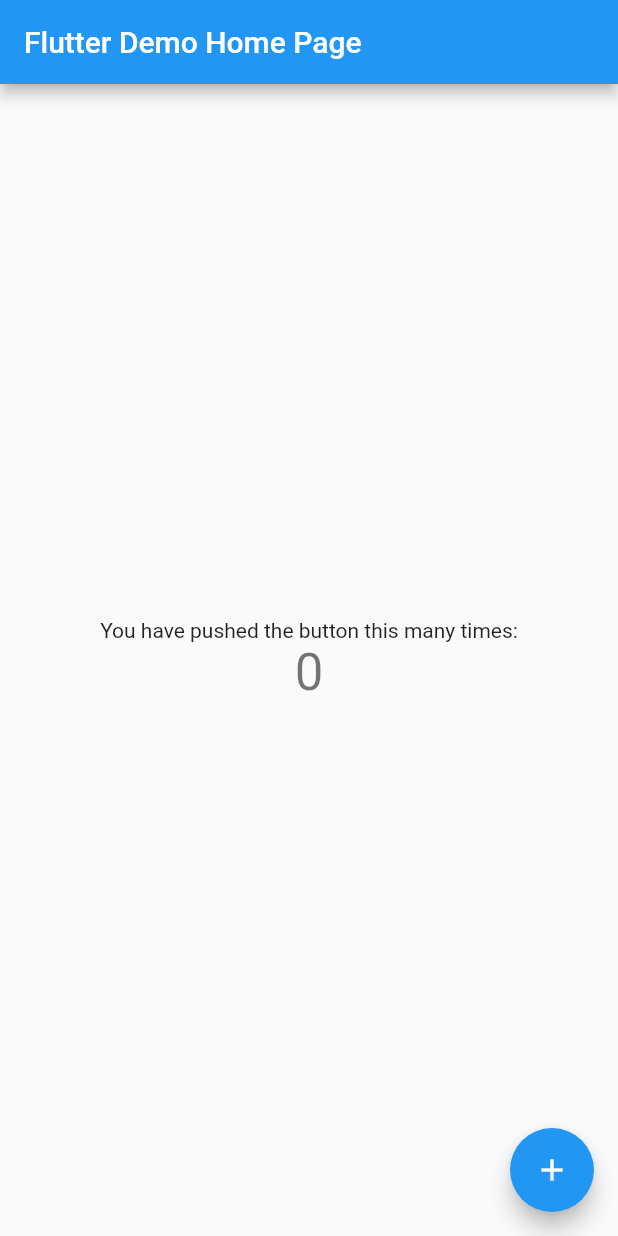
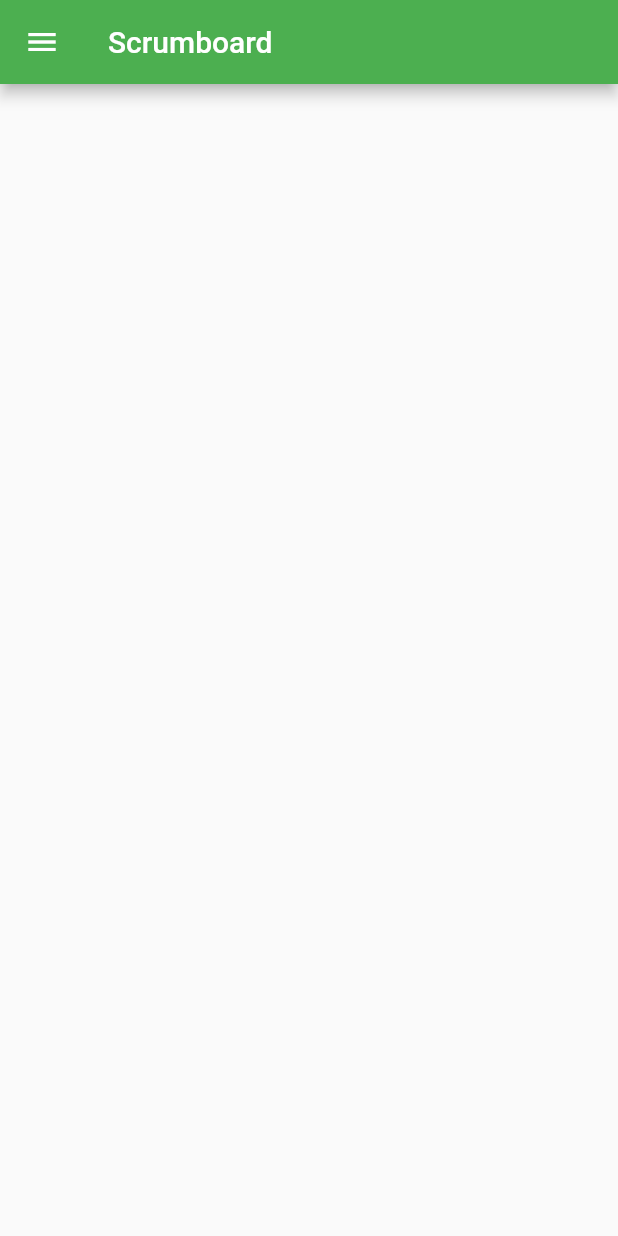
Before and after one commit to T1NK0/texas_holdem_app, a Flutter app: the screen it shows after launch, on a phone screen of 412 x 824 dp. Run offline on Flutter 3.47's test engine with Material 2 defaults, Android fonts, the phone set to English and light mode, and no system bars.

Commit message:
Setup of project.

```diff
--- a/lib/main.dart
+++ b/lib/main.dart
@@ -1,115 +1,47 @@
 import 'package:flutter/material.dart';
+import 'package:texas_holdem_app/pages/gamehub.dart';
+import 'widgets/drawer.dart';
 
-void main() {
-  runApp(const MyApp());
+Future<void> main() async {
+  runApp(const GameApp());
 }
 
-class MyApp extends StatelessWidget {
-  const MyApp({super.key});
+class GameApp extends StatelessWidget {
+  const GameApp({super.key});
 
   // This widget is the root of your application.
   @override
   Widget build(BuildContext context) {
     return MaterialApp(
-      title: 'Flutter Demo',
+      title: 'Poker App',
+      debugShowCheckedModeBanner: false,
       theme: ThemeData(
-        // This is the theme of your application.
-        //
-        // Try running your application with "flutter run". You'll see the
-        // application has a blue toolbar. Then, without quitting the app, try
-        // changing the primarySwatch below to Colors.green and then invoke
-        // "hot reload" (press "r" in the console where you ran "flutter run",
-        // or simply save your changes to "hot reload" in a Flutter IDE).
-        // Notice that the counter didn't reset back to zero; the application
-        // is not restarted.
-        primarySwatch: Colors.blue,
-      ),
-      home: const MyHomePage(title: 'Flutter Demo Home Page'),
+          // scaffoldBackgroundColor: Colors.grey[900],
+          primarySwatch: Colors.green),
+      home: const PokerAppMainScreen(),
     );
   }
 }
 
-class MyHomePage extends StatefulWidget {
-  const MyHomePage({super.key, required this.title});
-
-  // This widget is the home page of your application. It is stateful, meaning
-  // that it has a State object (defined below) that contains fields that affect
-  // how it looks.
-
-  // This class is the configuration for the state. It holds the values (in this
-  // case the title) provided by the parent (in this case the App widget) and
-  // used by the build method of the State. Fields in a Widget subclass are
-  // always marked "final".
-
-  final String title;
+/// The main screen.
+class PokerAppMainScreen extends StatefulWidget {
+  const PokerAppMainScreen({super.key});
 
   @override
-  State<MyHomePage> createState() => _MyHomePageState();
+  State<PokerAppMainScreen> createState() => _PokerAppMainScreenState();
 }
 
-class _MyHomePageState extends State<MyHomePage> {
-  int _counter = 0;
-
-  void _incrementCounter() {
-    setState(() {
-      // This call to setState tells the Flutter framework that something has
-      // changed in this State, which causes it to rerun the build method below
-      // so that the display can reflect the updated values. If we changed
-      // _counter without calling setState(), then the build method would not be
-      // called again, and so nothing would appear to happen.
-      _counter++;
-    });
-  }
-
+class _PokerAppMainScreenState extends State<PokerAppMainScreen> {
   @override
-  Widget build(BuildContext context) {
-    // This method is rerun every time setState is called, for instance as done
-    // by the _incrementCounter method above.
-    //
-    // The Flutter framework has been optimized to make rerunning build methods
-    // fast, so that you can just rebuild anything that needs updating rather
-    // than having to individually change instances of widgets.
-    return Scaffold(
-      appBar: AppBar(
-        // Here we take the value from the MyHomePage object that was created by
-        // the App.build method, and use it to set our appbar title.
-        title: Text(widget.title),
-      ),
-      body: Center(
-        // Center is a layout widget. It takes a single child and positions it
-        // in the middle of the parent.
-        child: Column(
-          // Column is also a layout widget. It takes a list of children and
-          // arranges them vertically. By default, it sizes itself to fit its
-          // children horizontally, and tries to be as tall as its parent.
-          //
-          // Invoke "debug painting" (press "p" in the console, choose the
-          // "Toggle Debug Paint" action from the Flutter Inspector in Android
-          // Studio, or the "Toggle Debug Paint" command in Visual Studio Code)
-          // to see the wireframe for each widget.
-          //
-          // Column has various properties to control how it sizes itself and
-          // how it positions its children. Here we use mainAxisAlignment to
-          // center the children vertically; the main axis here is the vertical
-          // axis because Columns are vertical (the cross axis would be
-          // horizontal).
-          mainAxisAlignment: MainAxisAlignment.center,
-          children: <Widget>[
-            const Text(
-              'You have pushed the button this many times:',
-            ),
-            Text(
-              '$_counter',
-              style: Theme.of(context).textTheme.headline4,
-            ),
-          ],
+  Widget build(BuildContext context) => Scaffold(
+        appBar: AppBar(
+          title: const Text('Scrumboard'),
         ),
-      ),
-      floatingActionButton: FloatingActionButton(
-        onPressed: _incrementCounter,
-        tooltip: 'Increment',
-        child: const Icon(Icons.add),
-      ), // This trailing comma makes auto-formatting nicer for build methods.
-    );
-  }
+        drawer: const NavigationDrawer(),
+        body: OrientationBuilder(
+          builder: (BuildContext context, Orientation orientation) {
+            return const GamehubPage();
+          },
+        ),
+      );
 }
--- /dev/null
+++ b/lib/pages/gamehub.dart
@@ -0,0 +1,9 @@
+import 'package:flutter/material.dart';
+import 'package:flutter/src/widgets/container.dart';
+
+class GamehubPage extends StatelessWidget {
+  const GamehubPage({super.key});
+
+  @override
+  Widget build(BuildContext context) => Scaffold();
+}
```
Also changed, not shown: lib/pages/login.dart (added, +57 -0 lines), lib/widgets/drawer.dart (added, +64 -0 lines), 1 other file.
